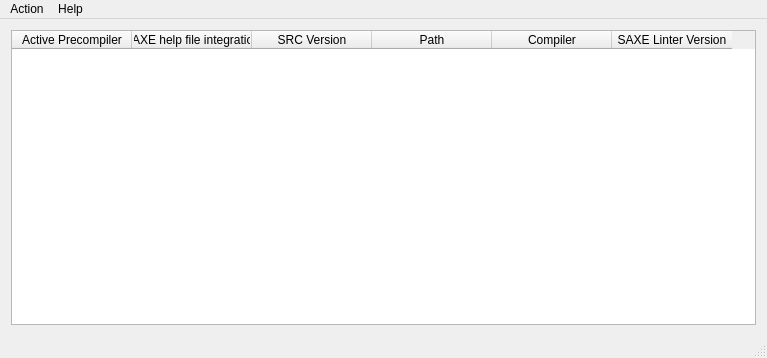
Above: cs8Components/cs8ProgramComponent/val3CompilerDeployment/mainwindow.ui from vdg1/cs8-components before the change. Below: the same form after it.
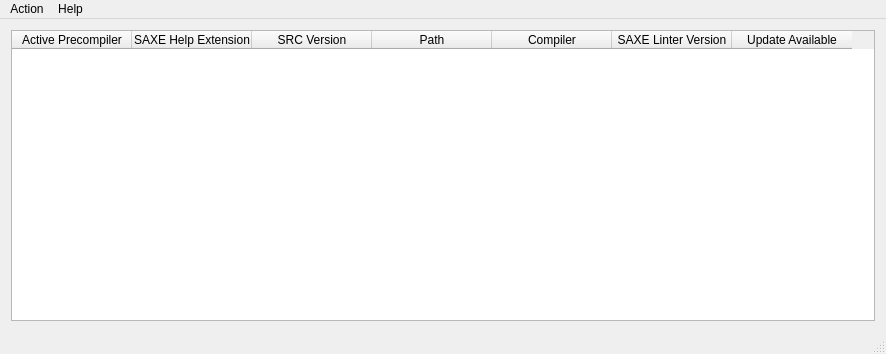
That is the form after the change. Icons and pictures are not drawn.

What changed in the file:
```diff
--- a/cs8Components/cs8ProgramComponent/val3CompilerDeployment/mainwindow.ui
+++ b/cs8Components/cs8ProgramComponent/val3CompilerDeployment/mainwindow.ui
@@ -6,8 +6,8 @@
    <rect>
     <x>0</x>
     <y>0</y>
-    <width>767</width>
-    <height>358</height>
+    <width>886</width>
+    <height>354</height>
    </rect>
   </property>
   <property name="windowTitle">
@@ -49,7 +49,7 @@
       </column>
       <column>
        <property name="text">
-        <string>SAXE help file integration</string>
+        <string>SAXE Help Extension</string>
        </property>
       </column>
       <column>
@@ -72,6 +72,11 @@
         <string>SAXE Linter Version</string>
        </property>
       </column>
+      <column>
+       <property name="text">
+        <string>Update Available</string>
+       </property>
+      </column>
      </widget>
     </item>
    </layout>
@@ -81,7 +86,7 @@
     <rect>
      <x>0</x>
      <y>0</y>
-     <width>767</width>
+     <width>886</width>
      <height>21</height>
     </rect>
    </property>
```
Left out of the diff: 9 changed lines with no effect on the pictures.
